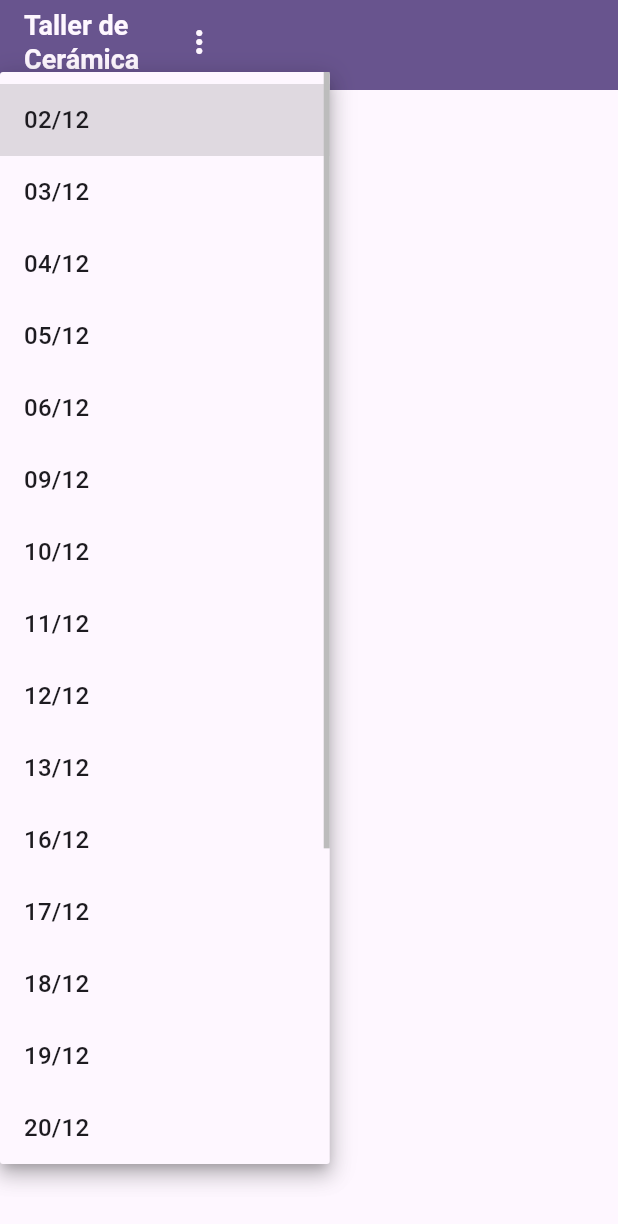
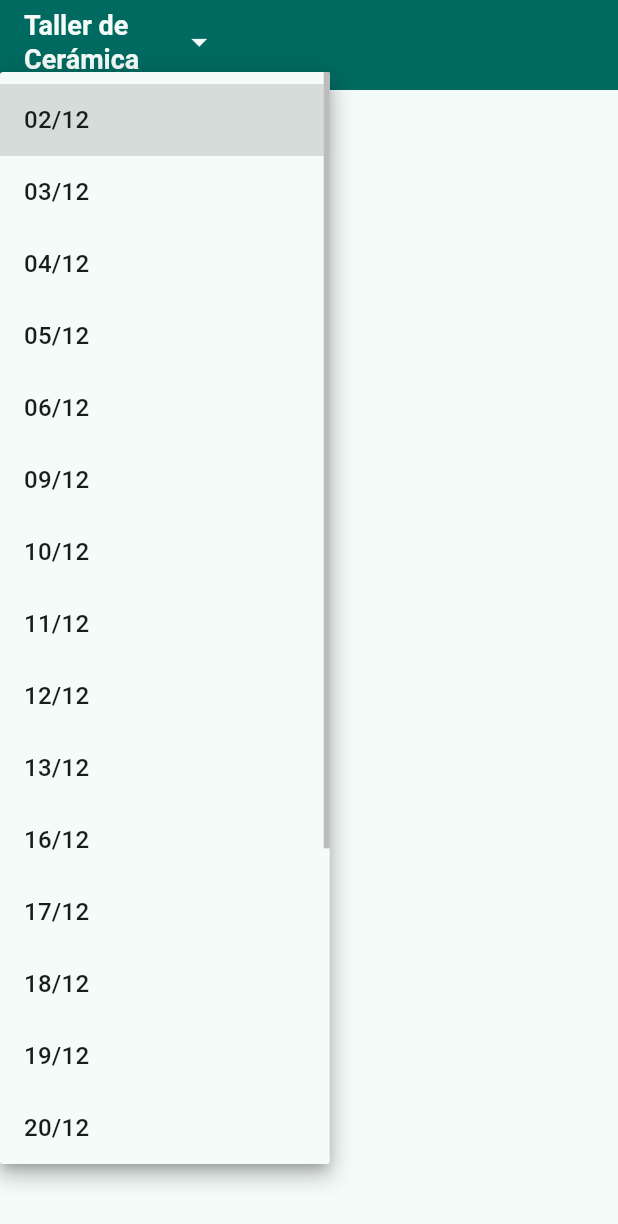
Before and after one commit to manu-180/tallerceramicaweb, a Flutter app: the GestionHorariosScreen screen opened by its route, after a tap on "Selecciona una fecha", on a phone screen of 412 x 824 dp. Shown: the top 1224 px of the screen. Run offline on Flutter 3.47's test engine with Material 3 defaults, Android fonts, the light colour scheme and no system bars; our stand-ins replace go_router, supabase_flutter; accounts and stored records are empty.

Commit message:
usuarios y cambios del appbar

```diff
--- a/lib/config/router/app_router.dart
+++ b/lib/config/router/app_router.dart
@@ -1,7 +1,6 @@
 
 import 'package:go_router/go_router.dart';
 import 'package:taller_ceramica/config/router/barril_screens.dart';
-import 'package:taller_ceramica/presentation/screens/gestion_horarios_screen.dart';
 
 final appRouter = GoRouter(
   initialLocation: "/",
@@ -9,7 +8,7 @@ final appRouter = GoRouter(
     GoRoute(
       path: "/",
       name: "home",
-      builder: (context, state) => const HomeScreen()
+      builder: (context, state) => HomeScreen()
       ),
     GoRoute(
       path: "/turnos",
@@ -26,6 +25,12 @@ final appRouter = GoRouter(
       name: "gestionhorarios",
       builder: (context, state) => const GestionHorariosScreen()
       ),
+    GoRoute(
+      path: "/usuarios",
+      name: "usuarios",
+      builder: (context, state) => const UsuariosScreen()
+      ),
+
 
 
 
--- a/lib/config/router/barril_screens.dart
+++ b/lib/config/router/barril_screens.dart
@@ -1,3 +1,6 @@
+
+export 'package:taller_ceramica/presentation/screens/gestion_horarios_screen.dart';
+export 'package:taller_ceramica/presentation/screens/usuarios_screen.dart';
 
 export 'package:taller_ceramica/presentation/screens/mis_clases_screens.dart';
 
--- a/lib/config/theme/app_theme.dart
+++ b/lib/config/theme/app_theme.dart
@@ -2,6 +2,6 @@ import 'package:flutter/material.dart';
 
 class AppTheme {
   ThemeData getTheme() => ThemeData(
-    colorScheme: ColorScheme.fromSeed(seedColor: Colors.deepPurple),
+    colorSchemeSeed: Colors.teal,
   );
 }
--- a/lib/models/usuario_models.dart
+++ b/lib/models/usuario_models.dart
@@ -4,6 +4,7 @@ class UsuarioModels {
   final String fullname;
   final String userUid;
   final String sexo;
+  final int clasesDisponibles;
 
   UsuarioModels({
     required this.id,
@@ -11,6 +12,7 @@ class UsuarioModels {
     required this.fullname,
     required this.userUid,
     required this.sexo,
+    required this.clasesDisponibles,
   });
 
   // Función para convertir el mapa a un objeto UsuarioModels
@@ -21,6 +23,7 @@ class UsuarioModels {
       fullname: map['fullname'],
       userUid: map['user_uid'],
       sexo: map['sexo'],
+      clasesDisponibles: map['clases_disponibles'],
     );
   }
 }
--- a/lib/presentation/screens/gestion_horarios_screen.dart
+++ b/lib/presentation/screens/gestion_horarios_screen.dart
@@ -140,7 +140,9 @@ class _GestionHorariosScreenState extends State<GestionHorariosScreen> {
                     Row(
                       mainAxisAlignment: MainAxisAlignment.spaceBetween,
                       children: [
-                        const Text('Insertar x4:'),
+                      Text(tipoAccion == "insertar"
+                  ? "Insertar x4"
+                  : "Remover x4"),
                         Switch(
                           value: insertarX4,
                           onChanged: (value) {
--- a/lib/presentation/screens/home_screen.dart
+++ b/lib/presentation/screens/home_screen.dart
@@ -8,7 +8,7 @@ class HomeScreen extends StatelessWidget {
   Widget build(BuildContext context) {
     return Scaffold(
       appBar: const CustomAppBar(),
-      body: FilledButton(onPressed: () {},child: const Text("print info"),),
+      // body: FilledButton(onPressed: () {},child: const Text("print info"),),
     );
   }
 }
--- a/lib/widgets/custom_appbar.dart
+++ b/lib/widgets/custom_appbar.dart
@@ -1,12 +1,18 @@
 import 'package:flutter/material.dart';
 import 'package:go_router/go_router.dart';
 
-class CustomAppBar extends StatelessWidget implements PreferredSizeWidget {
+class CustomAppBar extends StatefulWidget implements PreferredSizeWidget {
   @override
   final Size preferredSize; // Tamaño del AppBar
 
-  const CustomAppBar({super.key})
-      : preferredSize = const Size.fromHeight(60.0);
+  const CustomAppBar({super.key}) : preferredSize = const Size.fromHeight(60.0);
+
+  @override
+  _CustomAppBarState createState() => _CustomAppBarState();
+}
+
+class _CustomAppBarState extends State<CustomAppBar> {
+  bool _isMenuOpen = false; // Estado para controlar si el menú está abierto
 
   @override
   Widget build(BuildContext context) {
@@ -37,7 +43,7 @@ class CustomAppBar extends StatelessWidget implements PreferredSizeWidget {
                   style: TextStyle(
                     fontSize: 18,
                     fontWeight: FontWeight.bold,
-                    color: color.surface
+                    color: color.surface,
                   ),
                 ),
               ],
@@ -53,6 +59,8 @@ class CustomAppBar extends StatelessWidget implements PreferredSizeWidget {
                 context.go('/misclases');
               } else if (value == '/gestionhorarios') {
                 context.go('/gestionhorarios');
+              } else if (value == '/usuarios') {
+                context.go('/usuarios');
               }
             },
             itemBuilder: (BuildContext context) => [
@@ -62,15 +70,33 @@ class CustomAppBar extends StatelessWidget implements PreferredSizeWidget {
               ),
               const PopupMenuItem(
                 value: '/misclases',
-                child: Text('Mis clases' ,),
+                child: Text('Mis clases'),
               ),
               const PopupMenuItem(
                 value: '/gestionhorarios',
-                child: Text('gestion horarios' ,),
+                child: Text('Gestión horarios'),
               ),
-
+              const PopupMenuItem(
+                value: '/usuarios',
+                child: Text('Usuarios'),
+              ),
             ],
-            icon: Icon(Icons.more_vert, color: color.surface,), // Icono del botón desplegable
+            icon: AnimatedRotation(
+              turns: _isMenuOpen ? 0.5 : 0.0, // Rota el ícono cuando el menú está abierto
+              duration: const Duration(milliseconds: 200),
+              child: Icon(Icons.arrow_drop_down, color: color.surface),
+            ),
+            onOpened: () {
+              setState(() {
+                _isMenuOpen = true; // Menú abierto
+              });
+            },
+            onCanceled: () {
+              setState(() {
+                _isMenuOpen = false; // Menú cerrado
+              });
+            },
+            offset: const Offset(0, 45), // Ajusta la posición hacia abajo
           ),
         ],
       ),
--- a/pubspec.yaml
+++ b/pubspec.yaml
@@ -33,6 +33,7 @@ dependencies:
     sdk: flutter
   flutter_riverpod: ^2.6.1
   go_router: ^14.6.1
+  http: ^1.2.2
   supabase_flutter: ^2.8.1
 
 dev_dependencies:
```
Also changed, not shown: lib/presentation/screens/turnos_screen.dart (+8 -11 lines), lib/presentation/screens/usuarios_screen.dart (added, +121 -0 lines), lib/supabase/functions/eliminar_usuario.dart (added, +28 -0 lines), lib/supabase/functions/modificar_credito.dart (added, +43 -0 lines), lib/widgets/side_menu.dart (added, +46 -0 lines), pubspec.lock.
